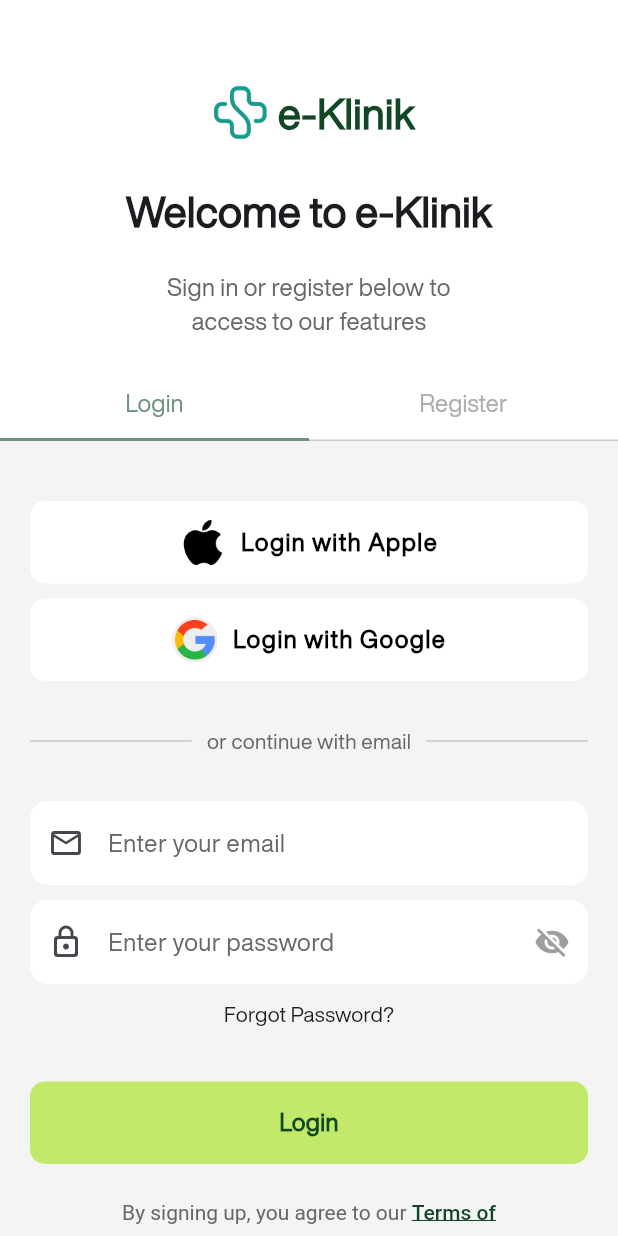
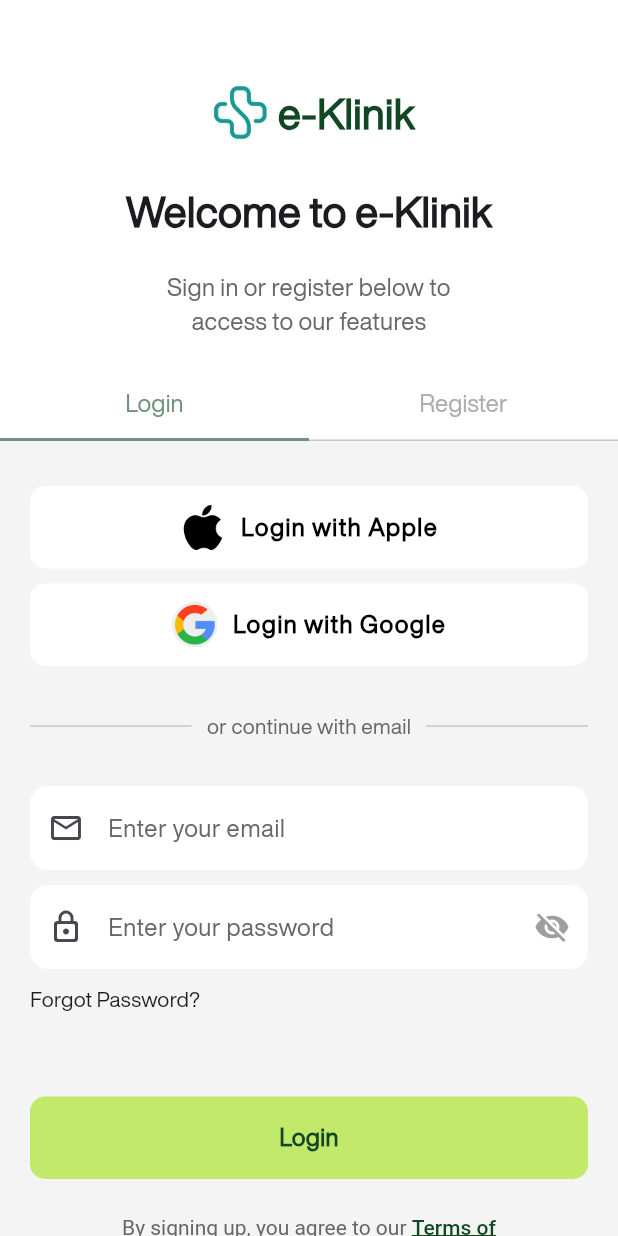
Before and after one commit to rifqirayita8/sanctum-new-consume-mobile, a Flutter app: the screen it shows after launch, on a phone screen of 412 x 824 dp. Run offline on Flutter 3.47's test engine with Material 3 defaults, Android fonts, the phone set to English and light mode, and no system bars; our stand-ins replace dio, equatable, flutter_bloc, shared_preferences.

Commit message:
Bloc implement login, register, getusername, logout

```diff
--- a/lib/blocs/auth/auth_event.dart
+++ b/lib/blocs/auth/auth_event.dart
@@ -11,7 +11,10 @@ class LoginEvent extends AuthEvent {
   final String email;
   final String password;
 
-  LoginEvent({required this.email, required this.password});
+  LoginEvent({
+    required this.email,
+    required this.password
+    });
 
   @override
   List<Object> get props => [email, password];
@@ -24,8 +27,8 @@ class RegisterEvent extends AuthEvent {
   final String email;
   final String password;
 
-  RegisterEvent(
-    this.name, {
+  RegisterEvent({
+    required this.name,
     required this.email,
     required this.password,
   });
@@ -33,3 +36,5 @@ class RegisterEvent extends AuthEvent {
   @override
   List<Object> get props => [name, email, password];
 }
+
+class FetchUserName extends AuthEvent {}
--- a/lib/blocs/auth/auth_state.dart
+++ b/lib/blocs/auth/auth_state.dart
@@ -6,7 +6,6 @@ abstract class AuthState extends Equatable {
   @override
   List<Object> get props => [];
 }
-
 class AuthInitial extends AuthState {}
 
 class AuthLoading extends AuthState {}
@@ -30,3 +29,14 @@ class AuthFailure extends AuthState {
   @override
   List<Object> get props => [message];
 }
+
+class UserFetchSuccess extends AuthState {
+  final String userName;
+
+  UserFetchSuccess({
+    required this.userName,
+    });
+
+  @override
+  List<Object> get props => [userName];
+}
--- a/lib/pages/login_page.dart
+++ b/lib/pages/login_page.dart
@@ -1,7 +1,7 @@
 import 'package:flutter/material.dart';
 import 'package:flutter_bloc/flutter_bloc.dart';
 import 'package:sanctum_mobile/blocs/auth/auth_bloc.dart';
-import 'package:sanctum_mobile/services/api_service.dart';
+import 'package:sanctum_mobile/blocs/auth/auth_state.dart';
 import 'package:sanctum_mobile/services/shared_preferences.dart';
 import 'package:sanctum_mobile/util/color.dart';
 import 'package:sanctum_mobile/widgets/common/loading_indicator.dart';
@@ -17,8 +17,6 @@ class LoginPage extends StatefulWidget {
 }
 
 class _LoginPageState extends State<LoginPage> {
-  // final ApiService apiService = ApiService();
-  final ValueNotifier<bool> _isLoading = ValueNotifier(false);
 
   @override
   void initState() {
@@ -73,27 +71,22 @@ class _LoginPageState extends State<LoginPage> {
                         ],
                       ),
                     ),
-                    Expanded(
+                    const Expanded(
                       child: TabBarView(
                         children: [
-                          LoginForm(
-                          ),
-                          Center(
-                            child: Text('Register Form'),
-                          )
-                          // RegisterForm(
-                          //   apiService: apiService,
-                          //   isLoading: _isLoading,
-                          // ),
+                          LoginForm(),
+                          RegisterForm()
                         ]
                       ),
                     ),
                  ],
                 ),
-                ValueListenableBuilder<bool>(
-                  valueListenable: _isLoading,
-                  builder: (context, isLoading, child) {
-                    return isLoading ? const LoadingIndicator() : const SizedBox.shrink();
+                BlocBuilder<AuthBloc, AuthState>(
+                  builder: (context, state) {
+                    if (state is AuthLoading) {
+                      return const LoadingIndicator();
+                    }
+                    return const SizedBox.shrink();
                   },
                 ),
               ],
--- a/lib/util/color.dart
+++ b/lib/util/color.dart
@@ -8,3 +8,4 @@ const Color confirmButton= Color(0xFFC2E96A);
 const Color labelUnselected= Color(0xFFADADAD);
 const Color outlineConfirmButton= Color(0xFFC0E967);
 const Color outlineConfirmButton2= Color(0xFFF4F4F4);
+const Color danger = Colors.red;
--- a/lib/widgets/common/confirm_button.dart
+++ b/lib/widgets/common/confirm_button.dart
@@ -21,7 +21,7 @@ class ConfirmButton extends StatelessWidget {
 
   @override
   Widget build(BuildContext context) {
-    return GestureDetector(
+    return InkWell(
       onTap: () {
         onPressed!();
       },
--- a/lib/widgets/login/login_form.dart
+++ b/lib/widgets/login/login_form.dart
@@ -1,16 +1,13 @@
-import 'package:dio/dio.dart';
 import 'package:flutter/material.dart';
 import 'package:flutter_bloc/flutter_bloc.dart';
-import 'package:google_sign_in/google_sign_in.dart';
 import 'package:sanctum_mobile/blocs/auth/auth_bloc.dart';
 import 'package:sanctum_mobile/blocs/auth/auth_event.dart';
 import 'package:sanctum_mobile/blocs/auth/auth_state.dart';
-import 'package:sanctum_mobile/services/api_service.dart';
 import 'package:sanctum_mobile/services/shared_preferences.dart';
 import 'package:sanctum_mobile/util/color.dart';
 import 'package:sanctum_mobile/widgets/common/confirm_button.dart';
 import 'package:sanctum_mobile/widgets/common/custom_form.dart';
-import 'package:sanctum_mobile/widgets/common/loading_indicator.dart';
+import 'package:sanctum_mobile/widgets/common/snackbar_custom.dart';
 import 'package:sanctum_mobile/widgets/login/login_with_options.dart';
 import 'package:sanctum_mobile/widgets/login/terms_policy.dart';
 
@@ -28,39 +25,9 @@ class _LoginFormState extends State<LoginForm> {
   final TextEditingController _emailController = TextEditingController();
   final TextEditingController _passwordController = TextEditingController();
 
-  // loginUser() async {
-  //   widget.isLoading.value = true;
-  //   print('Email: ${_emailController.text}');
-  //   print('Password: ${_passwordController.text}');
-
-  //   try {
-  //     var result = await widget.apiService.login(
-  //         _emailController.text,
-  //         _passwordController.text
-  //         );
-  //     print(result);
-
-  //     if (result['status']) {
-  //       var sharedPreferences =
-  //           SharedPreferencesProvider.of(context)?.sharedPreferences;
-  //       if (sharedPreferences != null) {
-  //         await sharedPreferences.setString('token', result['token']);
-  //         Navigator.of(context).pushReplacementNamed('/home');
-  //         print(result['token']);
-  //       }
-  //     } else {
-  //       print('Login failed: ${result['message']}');
-  //     }
-  //   } on DioException catch (e) {
-  //     print('Error during login: $e');
-  //   } finally {
-  //     widget.isLoading.value = false;
-  //   }
-  // }
-
   @override
   Widget build(BuildContext context) {
-    return BlocConsumer<AuthBloc, AuthState>(
+    return BlocListener<AuthBloc, AuthState>(
       listener: (context, state) {
         if (state is AuthSuccess) {
           var sharedPreferences = SharedPreferencesProvider.of(context)?.sharedPreferences;
@@ -69,26 +36,20 @@ class _LoginFormState extends State<LoginForm> {
             Navigator.of(context).pushReplacementNamed('/home');
           }
         } else if (state is AuthFailure) {
-          ScaffoldMessenger.of(context).showSnackBar(
-            SnackBar(
-              content: Text(state.message),
-            )
+          ScaffoldMessenger.of(context)
+          ..clearSnackBars()
+          ..showSnackBar(CustomSnackbar.create(state.message, danger)
           );
         }
       },
-      builder: (context, state) {
-        if (state is AuthLoading) {
-          return const LoadingIndicator();
-        }
-        return SingleChildScrollView(
       child: Container(
+        padding: const EdgeInsets.symmetric(horizontal: 20.0),
         color: primaryBody,
-            padding: const EdgeInsets.all(20),
+        child: SingleChildScrollView(
           child: Column(
-              // crossAxisAlignment: CrossAxisAlignment.stretch,
             children: [
               const Padding(
-                  padding: EdgeInsets.only(top: 20.0, bottom: 10),
+                padding: EdgeInsets.only(top: 30.0, bottom: 10),
                 child: LoginWith(
                   label: 'Login with Apple',
                   urlImage: 'assets/images/apple-logo.png',
@@ -128,17 +89,6 @@ class _LoginFormState extends State<LoginForm> {
                       prefixIcon: const Icon(Icons.email_outlined),
                       hintText: 'Enter your email',
                       keyboardType: TextInputType.emailAddress,
-                        validator: (value) {
-                          if (value == null || value.isEmpty) {
-                            return 'Please enter your email';
-                          }
-                          const emailRegex = r'^[\w-\.]+@([\w-]+\.)+[\w-]{2,4}$';
-                          final RegExp emailExp = RegExp(emailRegex);
-                          if (!emailExp.hasMatch(value)) {
-                            return 'Please enter a valid email';
-                          }
-                          return null;
-                        },
                     ),
                     const SizedBox(height: 10),
                     CustomFormField(
@@ -147,21 +97,16 @@ class _LoginFormState extends State<LoginForm> {
                       suffixIcon: const Icon(Icons.visibility_off),
                       hintText: 'Enter your password',
                       isPassword: true,
-                        validator: (value) {
-                          if (value == null || value.isEmpty) {
-                            return 'Please enter your password';
-                          } else if (value.length < 8){
-                            return 'Password must be at least 8 characters';
-                          }
-                          return null;
-                        },
                     ),
                   ],
                 )
               ),
               Padding(
-                  padding: const EdgeInsets.only(top: 10, bottom: 35),
-                  child: GestureDetector(
+                padding: const EdgeInsets.only(top: 10, bottom: 55),
+                child: Row(
+                  mainAxisAlignment: MainAxisAlignment.start,
+                  children: [
+                    GestureDetector(
                       onTap: () {
                         print('forogt paswor');
                       },
@@ -173,13 +118,19 @@ class _LoginFormState extends State<LoginForm> {
                         ),
                       )
                     ),
+                  ],
+                ),
               ),
               ConfirmButton(
                 text: 'Login',
                 onPressed: () {
                   final email = _emailController.text;
                   final password = _passwordController.text;
-                    context.read<AuthBloc>().add(LoginEvent(email: email, password: password));
+                  context.read<AuthBloc>().add(
+                      LoginEvent(
+                        email: email, password: password
+                        )
+                      );
                 },
               ),
               const SizedBox(height: 20),
@@ -190,8 +141,7 @@ class _LoginFormState extends State<LoginForm> {
             ],
           ),
         ),
-        );
-      }
+      ),
     );
   }
 }
```
Also changed, not shown: lib/blocs/auth/auth_bloc.dart (+42 -3 lines), lib/pages/homepage.dart (+58 -29 lines), lib/widgets/common/snackbar_custom.dart (added, +21 -0 lines), lib/widgets/register/validatorAnimation.dart (+5 -5 lines), lib/widgets/register_form.dart (+49 -72 lines). Lines whose indentation alone changed are shown as unchanged.
